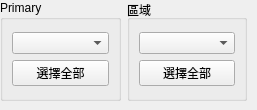
Above: bank-view/fronttwinfilter.ui from smandyscom/front-base-widget before the change. Below: the same form after it.
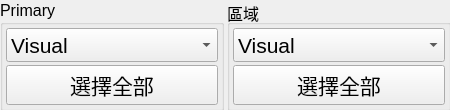
That is the form after the change.

```diff
--- a/bank-view/fronttwinfilter.ui
+++ b/bank-view/fronttwinfilter.ui
@@ -6,7 +6,7 @@
    <rect>
     <x>0</x>
     <y>0</y>
-    <width>257</width>
+    <width>450</width>
     <height>110</height>
    </rect>
   </property>
@@ -18,24 +18,78 @@
     <rect>
      <x>0</x>
      <y>0</y>
-     <width>247</width>
-     <height>101</height>
+     <width>451</width>
+     <height>111</height>
     </rect>
    </property>
    <layout class="QHBoxLayout" name="horizontalLayout">
+    <property name="spacing">
+     <number>3</number>
+    </property>
     <item>
      <widget class="QGroupBox" name="groupBoxPrimary">
+      <property name="font">
+       <font>
+        <pointsize>12</pointsize>
+       </font>
+      </property>
       <property name="title">
        <string>Primary</string>
       </property>
       <layout class="QVBoxLayout" name="verticalLayout_4">
+       <property name="spacing">
+        <number>3</number>
+       </property>
+       <property name="leftMargin">
+        <number>3</number>
+       </property>
+       <property name="topMargin">
+        <number>3</number>
+       </property>
+       <property name="rightMargin">
+        <number>3</number>
+       </property>
+       <property name="bottomMargin">
+        <number>3</number>
+       </property>
        <item>
         <layout class="QVBoxLayout" name="verticalLayout_3">
+         <property name="spacing">
+          <number>3</number>
+         </property>
          <item>
-          <widget class="QComboBox" name="comboBoxPrimary"/>
+          <widget class="QComboBox" name="comboBoxPrimary">
+           <property name="sizePolicy">
+            <sizepolicy hsizetype="Preferred" vsizetype="Expanding">
+             <horstretch>0</horstretch>
+             <verstretch>0</verstretch>
+            </sizepolicy>
+           </property>
+           <property name="font">
+            <font>
+             <pointsize>16</pointsize>
+            </font>
+           </property>
+           <item>
+            <property name="text">
+             <string>Visual</string>
+            </property>
+           </item>
+          </widget>
          </item>
          <item>
           <widget class="QPushButton" name="pushButtonPrimarySelectAll">
+           <property name="sizePolicy">
+            <sizepolicy hsizetype="Minimum" vsizetype="Expanding">
+             <horstretch>0</horstretch>
+             <verstretch>0</verstretch>
+            </sizepolicy>
+           </property>
+           <property name="font">
+            <font>
+             <pointsize>16</pointsize>
+            </font>
+           </property>
            <property name="text">
             <string>選擇全部</string>
            </property>
@@ -48,17 +102,68 @@
     </item>
     <item>
      <widget class="QGroupBox" name="groupBoxRegion">
+      <property name="font">
+       <font>
+        <pointsize>12</pointsize>
+       </font>
+      </property>
       <property name="title">
        <string>區域</string>
       </property>
       <layout class="QVBoxLayout" name="verticalLayout_2">
+       <property name="spacing">
+        <number>3</number>
+       </property>
+       <property name="leftMargin">
+        <number>3</number>
+       </property>
+       <property name="topMargin">
+        <number>3</number>
+       </property>
+       <property name="rightMargin">
+        <number>3</number>
+       </property>
+       <property name="bottomMargin">
+        <number>3</number>
+       </property>
        <item>
         <layout class="QVBoxLayout" name="verticalLayout">
+         <property name="spacing">
+          <number>3</number>
+         </property>
          <item>
-          <widget class="QComboBox" name="comboBoxSecondary"/>
+          <widget class="QComboBox" name="comboBoxSecondary">
+           <property name="sizePolicy">
+            <sizepolicy hsizetype="Preferred" vsizetype="Expanding">
+             <horstretch>0</horstretch>
+             <verstretch>0</verstretch>
+            </sizepolicy>
+           </property>
+           <property name="font">
+            <font>
+             <pointsize>16</pointsize>
+            </font>
+           </property>
+           <item>
+            <property name="text">
+             <string>Visual</string>
+            </property>
+           </item>
+          </widget>
          </item>
          <item>
           <widget class="QPushButton" name="pushButtonSecondary">
+           <property name="sizePolicy">
+            <sizepolicy hsizetype="Minimum" vsizetype="Expanding">
+             <horstretch>0</horstretch>
+             <verstretch>0</verstretch>
+            </sizepolicy>
+           </property>
+           <property name="font">
+            <font>
+             <pointsize>16</pointsize>
+            </font>
+           </property>
            <property name="text">
             <string>選擇全部</string>
            </property>
```
